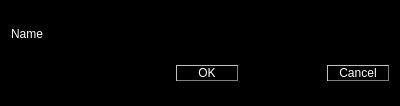
Before: the Qt Designer form src/application-qt4/block_name.ui in luisbarrancos/shrimp, drawn with Qt 5.
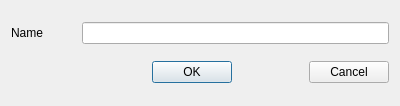
After: the same form once the commit is applied.

Commit message: ENH: integrated Luis theme and moved all styles to qt/stylesheet.qss file

What changed in the file:
```diff
--- a/src/application-qt4/block_name.ui
+++ b/src/application-qt4/block_name.ui
@@ -14,20 +14,13 @@
    <string>Dialog</string>
   </property>
   <property name="styleSheet">
-   <string notr="true">background-color: black;</string>
+   <string notr="true"/>
   </property>
   <layout class="QGridLayout" name="gridLayout">
    <item row="1" column="4">
     <widget class="QPushButton" name="cancelButton">
      <property name="styleSheet">
-      <string notr="true">QPushButton {
-  color: white;
-  background-color: black;
-  border-style: outset;
-  border-width: 1px;
-  border-color: gray;
-  min-width: 60px;
- }</string>
+      <string notr="true"/>
      </property>
      <property name="text">
       <string>Cancel</string>
@@ -40,14 +33,7 @@
    <item row="1" column="2">
     <widget class="QPushButton" name="okButton">
      <property name="styleSheet">
-      <string notr="true">QPushButton {
-  color: white;
-  background-color: black;
-  border-style: outset;
-  border-width: 1px;
-  border-color: gray;
-  min-width: 60px;
- }</string>
+      <string notr="true"/>
      </property>
      <property name="text">
       <string>OK</string>
@@ -99,14 +85,14 @@
    <item row="0" column="1" colspan="4">
     <widget class="QLineEdit" name="blockNameLineEdit">
      <property name="styleSheet">
-      <string notr="true">color: white;</string>
+      <string notr="true"/>
      </property>
     </widget>
    </item>
    <item row="0" column="0">
     <widget class="QLabel" name="label">
      <property name="styleSheet">
-      <string notr="true">color: white;</string>
+      <string notr="true"/>
      </property>
      <property name="text">
       <string>Name</string>
```
The commit also changes 11 other files.
